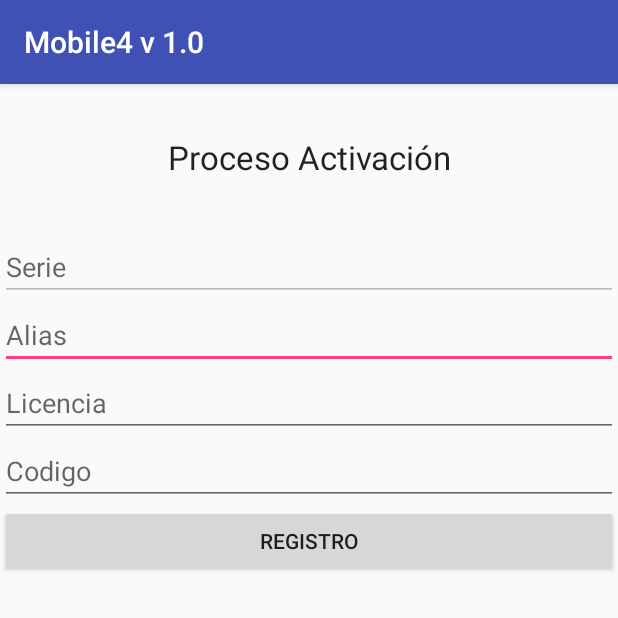
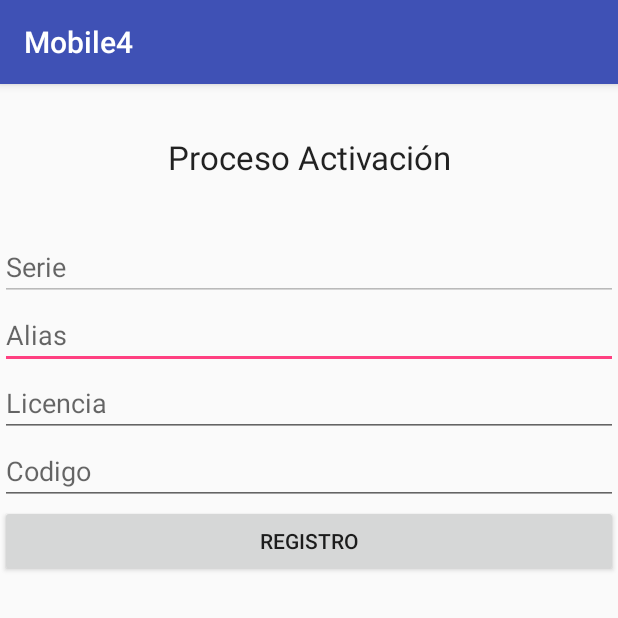
Before and after one commit to mobile4ltd/mobile4-android, an Android app: the screen it shows after launch (RegistroActivity), on a phone screen of 412 x 824 dp, the top half of it. Run offline under Robolectric (Android 15) with nearby library versions, the phone set to English and light mode, and no system bars.

Commit message:
Start Project

```diff
--- /dev/null
+++ b/Cliente/app/src/main/java/mx/mobile4/cliente/Libs/Configuration.java
@@ -0,0 +1,14 @@
+package mx.mobile4.cliente.Libs;
+
+import android.content.ContentResolver;
+import android.provider.Settings;
+
+/**
+ * Created by Carlos on 10/08/2017.
+ */
+
+public class Configuration {
+    public static String getDeviceId(ContentResolver content){
+        return Settings.System.getString(content, Settings.Secure.ANDROID_ID);
+    }
+}
--- a/Cliente/app/src/main/java/mx/mobile4/cliente/MainActivity.java
+++ b/Cliente/app/src/main/java/mx/mobile4/cliente/MainActivity.java
@@ -1,9 +1,6 @@
 package mx.mobile4.cliente;
 
-import android.content.Context;
 import android.content.Intent;
-import android.net.ConnectivityManager;
-import android.net.NetworkInfo;
 import android.support.v7.app.AppCompatActivity;
 import android.os.Bundle;
 import android.widget.Toast;
--- a/Cliente/app/src/main/java/mx/mobile4/cliente/RegistroActivity.java
+++ b/Cliente/app/src/main/java/mx/mobile4/cliente/RegistroActivity.java
@@ -2,18 +2,26 @@ package mx.mobile4.cliente;
 
 import android.support.v7.app.AppCompatActivity;
 import android.os.Bundle;
+import android.widget.EditText;
+
+import mx.mobile4.cliente.Libs.Configuration;
 
 public class RegistroActivity extends AppCompatActivity {
+
+    private EditText etSerie;
+    private String androidID;
 
     @Override
     protected void onCreate(Bundle savedInstanceState) {
         super.onCreate(savedInstanceState);
         setContentView(R.layout.activity_registro);
+
+        androidID = Configuration.getDeviceId(getContentResolver());
+        etSerie = (EditText) findViewById(R.id.etSerie);
+
+        etSerie.setText(androidID);
+
+
     }
 
-    @Override
-    public boolean onSupportNavigateUp() {
-        onBackPressed();
-        return true;
-    }
 }
--- a/Cliente/app/src/main/res/values/strings.xml
+++ b/Cliente/app/src/main/res/values/strings.xml
@@ -1,5 +1,5 @@
 <resources>
-    <string name="app_name">Mobile4 v 1.0</string>
+    <string name="app_name">Mobile4</string>
     <string name="aviso_red_disponible">Red Disponible</string>
     <string name="aviso_red_no_disponible">Red No Disponible</string>
     <string name="titulo_activacion">Proceso Activación</string>
```
